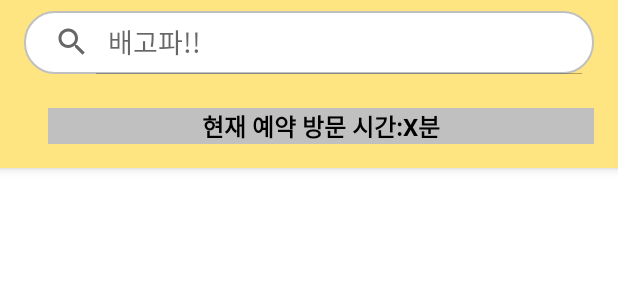
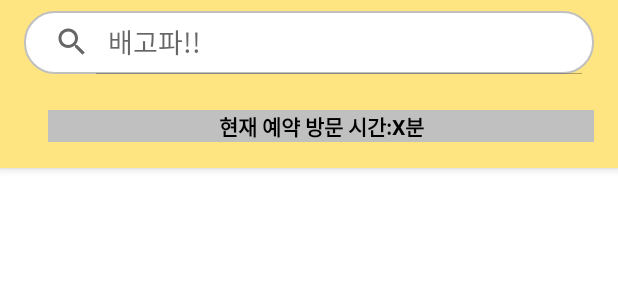
Before and after one commit to ajou-swe-2022/Android, an Android app: the layout activity_main.xml on its own in the app's theme, with its tools: preview values and no code run, on a phone screen of 412 x 824 dp. Shown: the top 298 px of the screen. Run offline under Robolectric (Android 15) with nearby library versions, the phone set to English and light mode, and no system bars.

Commit message:
예약 상단 안내바 Text크기 조절

```diff
--- a/Waguwagu/app/src/main/res/layout/activity_main.xml
+++ b/Waguwagu/app/src/main/res/layout/activity_main.xml
@@ -59,23 +59,23 @@
                 android:paddingEnd="16dp">
 
 
-
                 <TextView
                     android:id="@+id/result_text"
                     android:layout_width="match_parent"
                     android:layout_height="wrap_content"
+                    android:autoSizeMinTextSize="14dp"
+                    android:autoSizeTextType="uniform"
+                    android:background="@color/gray"
                     android:foregroundGravity="center_horizontal"
-                    app:iconifiedByDefault="false"
-                    app:layout_constraintEnd_toEndOf="parent"
-                    app:layout_constraintTop_toTopOf="parent"
-                    android:background="@color/gray"
                     android:gravity="center_horizontal"
                     android:text="현재 예약 방문 시간:X분"
                     android:textColor="@color/black"
-                    android:textSize="16sp"
                     android:textStyle="bold"
+                    app:iconifiedByDefault="false"
+                    app:layout_constraintBottom_toBottomOf="parent"
+                    app:layout_constraintEnd_toEndOf="parent"
 
-                    />
+                    app:layout_constraintTop_toTopOf="parent" />
             </androidx.constraintlayout.widget.ConstraintLayout>
         </androidx.appcompat.widget.Toolbar>
     </com.google.android.material.appbar.AppBarLayout>
```
